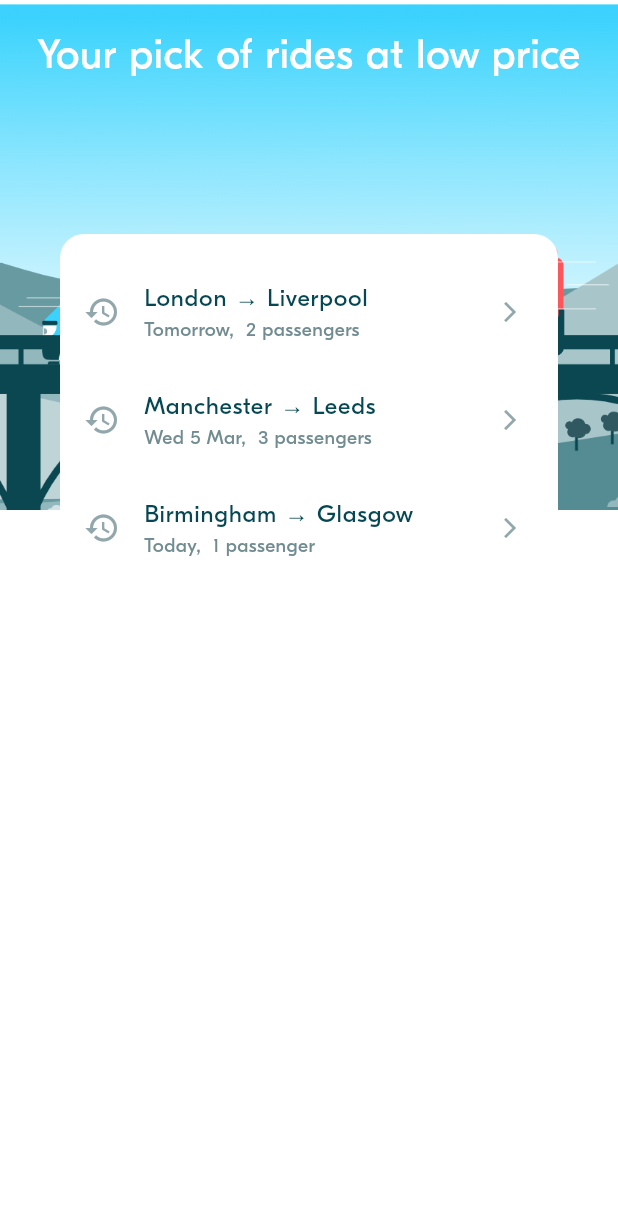
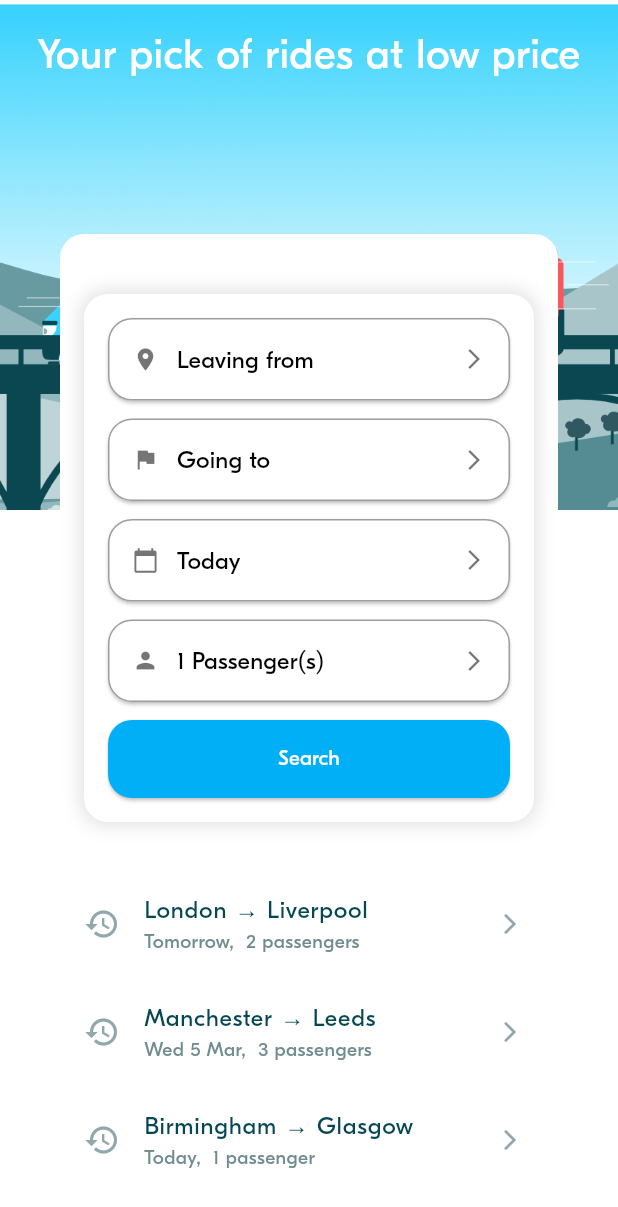
Before and after one commit to Uteytithya/blabla-flutter, a Flutter app: the screen it shows after launch, on a phone screen of 412 x 824 dp. Shown: the top 1207 px of the screen. Run offline on Flutter 3.47's test engine with Material 3 defaults, Android fonts, the phone set to English and light mode, and no system bars; project files that could hold a hidden picture were left out.

Commit message:
BLA-002 – Analyze Ride Preferences screen

```diff
--- /dev/null
+++ b/lib/screens/global_widget/primary_button.dart
@@ -0,0 +1,25 @@
+import 'package:flutter/material.dart';
+import 'package:new_flutter/theme/theme.dart';
+
+class PrimaryButton extends StatelessWidget {
+  const PrimaryButton({super.key});
+
+  @override
+  Widget build(BuildContext context) {
+    return SizedBox(
+      width: double.infinity,
+      child: ElevatedButton(
+        style: ElevatedButton.styleFrom(
+          backgroundColor: BlaColors.primary,
+          foregroundColor: BlaColors.white,
+          padding: EdgeInsets.symmetric(vertical: BlaSpacings.m),
+          shape: RoundedRectangleBorder(
+            borderRadius: BorderRadius.circular(BlaSpacings.radius),
+          ),
+        ),
+        onPressed: () {},
+        child: Text("Search", style: BlaTextStyles.button.copyWith(color: BlaColors.white)),
+      ),
+    );
+  }
+}
--- /dev/null
+++ b/lib/screens/global_widget/secondary_button.dart
@@ -0,0 +1,39 @@
+import 'package:flutter/material.dart';
+import 'package:new_flutter/theme/theme.dart';
+
+class SecondaryButton extends StatelessWidget {
+  final IconData icon;
+  final String text;
+  final VoidCallback onTap;
+
+  const SecondaryButton({super.key, required this.icon, required this.text, required this.onTap});
+
+  @override
+  Widget build(BuildContext context) {
+    return ElevatedButton(
+      style: ElevatedButton.styleFrom(
+        backgroundColor: Colors.white,
+        foregroundColor: Colors.black,
+        padding: EdgeInsets.all(BlaSpacings.m),
+        shape: RoundedRectangleBorder(
+          borderRadius: BorderRadius.circular(BlaSpacings.radius),
+          side: BorderSide(color: Colors.grey),
+        ),
+      ),
+      onPressed: onTap,
+      child: Row(
+        mainAxisAlignment: MainAxisAlignment.spaceBetween,
+        children: [
+          Row(
+            children: [
+              Icon(icon, color: Colors.black54),
+              SizedBox(width: BlaSpacings.s),
+              Text(text, style: BlaTextStyles.body),
+            ],
+          ),
+          Icon(Icons.arrow_forward_ios, size: 16, color: Colors.black54),
+        ],
+      ),
+    );
+  }
+}
--- a/lib/screens/ride_pref/widgets/ride_pref_form.dart
+++ b/lib/screens/ride_pref/widgets/ride_pref_form.dart
@@ -1,4 +1,8 @@
 import 'package:flutter/material.dart';
+import 'package:intl/intl.dart';
+import 'package:new_flutter/screens/global_widget/primary_button.dart';
+import 'package:new_flutter/screens/global_widget/secondary_button.dart';
+import 'package:new_flutter/theme/theme.dart';
 
 import '../../../model/ride/locations.dart';
 import '../../../model/ride_pref/ride_pref.dart';
@@ -24,9 +28,9 @@ class RidePrefForm extends StatefulWidget {
 
 class _RidePrefFormState extends State<RidePrefForm> {
   Location? departure;
-  late DateTime departureDate;
+  late DateTime departureDate = DateTime.now();
   Location? arrival;
-  late int requestedSeats;
+  int requestedSeats = 1;
 
 
 
@@ -37,7 +41,12 @@ class _RidePrefFormState extends State<RidePrefForm> {
   @override
   void initState() {
     super.initState();
-    // TODO
+    if (widget.initRidePref != null) {
+      departure = widget.initRidePref!.departure;
+      arrival = widget.initRidePref!.arrival;
+      departureDate = widget.initRidePref!.departureDate;
+      requestedSeats = widget.initRidePref!.requestedSeats;
+    }
   }
 
   // ----------------------------------
@@ -55,11 +64,60 @@ class _RidePrefFormState extends State<RidePrefForm> {
   // ----------------------------------
   @override
   Widget build(BuildContext context) {
-    return Column(
+    DateTime departureDate = widget.initRidePref?.departureDate ?? DateTime.now();
+    int requestedSeats = widget.initRidePref?.requestedSeats ?? 1;
+
+    return Container(
+      padding: const EdgeInsets.all(BlaSpacings.m),
+      child: Column(
         mainAxisAlignment: MainAxisAlignment.start,
         crossAxisAlignment: CrossAxisAlignment.stretch,
         children: [
-
-        ]);
+          SizedBox(height: BlaSpacings.l),
+          Container(
+            decoration: BoxDecoration(
+              color: BlaColors.white,
+              borderRadius: BorderRadius.circular(BlaSpacings.radius),
+              boxShadow: [
+                BoxShadow(
+                  color: Colors.black12,
+                  blurRadius: 10,
+                  spreadRadius: 2,
+                )
+              ],
+            ),
+            padding: EdgeInsets.all(BlaSpacings.m),
+            child: Column(
+              crossAxisAlignment: CrossAxisAlignment.stretch,
+              children: [
+                SecondaryButton(icon: Icons.location_on, text: "Leaving from", onTap: () {}),
+                SizedBox(height: BlaSpacings.s),
+                SecondaryButton(icon: Icons.flag, text: "Going to", onTap: () {}),
+                SizedBox(height: BlaSpacings.s),
+                SecondaryButton(
+                  icon: Icons.calendar_today,
+                  text: departureDate == DateTime.now() ? 'Today' : DateFormat('EEE, d MMM').format(departureDate), // Format the date into format "Mon, 12 Jan"
+                  onTap: () async {
+                    DateTime? pickedDate = await showDatePicker(
+                      context: context,
+                      initialDate: departureDate,
+                      firstDate: DateTime.now(),
+                      lastDate: DateTime(2101),
+                    );
+                    if (pickedDate != null) {
+                      departureDate = pickedDate;
+                    }
+                  },
+                ),
+                SizedBox(height: BlaSpacings.s),
+                SecondaryButton(icon: Icons.person, text: "$requestedSeats Passenger(s)", onTap: () {}),
+                SizedBox(height: BlaSpacings.s),
+                PrimaryButton(),
+              ],
+            ),
+          ),
+        ],
+      ),
+    );
   }
 }
```
